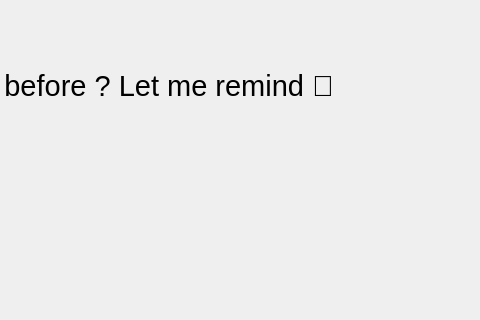
Old version of the form UI/smrr_ui/src/ui/screen_face.ui in the repository ENTC-FYP-19-G08/ismrr; both pictures show x 320 to 800 and y 160 to 480 of the 800 by 480 pixel window.
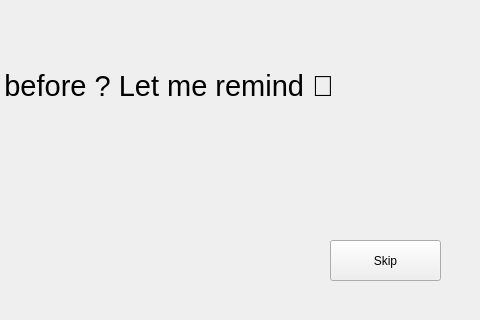
New version of the form. Icons and pictures are not drawn.

Commit message: add skip button to screen face

```diff
--- a/UI/smrr_ui/src/ui/screen_face.ui
+++ b/UI/smrr_ui/src/ui/screen_face.ui
@@ -95,6 +95,19 @@
     <bool>false</bool>
    </property>
   </widget>
+  <widget class="QPushButton" name="btnSkip">
+   <property name="geometry">
+    <rect>
+     <x>650</x>
+     <y>400</y>
+     <width>111</width>
+     <height>41</height>
+    </rect>
+   </property>
+   <property name="text">
+    <string>Skip</string>
+   </property>
+  </widget>
  </widget>
  <resources/>
  <connections/>
```
The commit also changes 1 other file.
